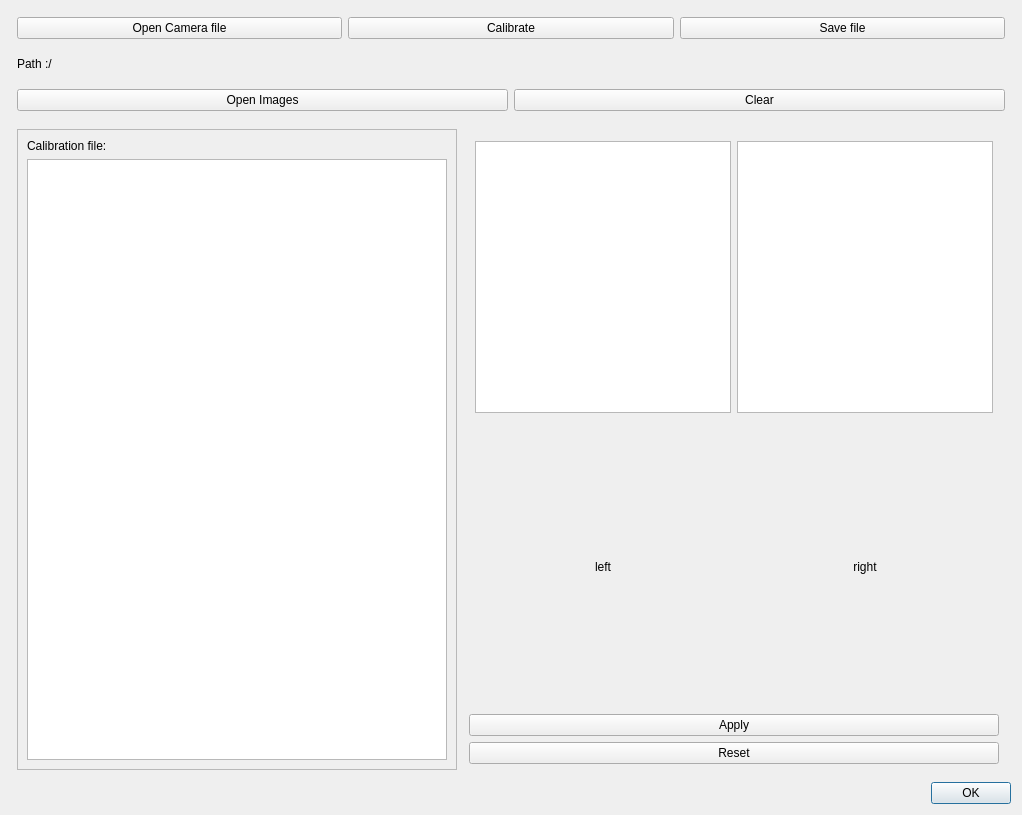
Before: the Qt Designer form windows/cameraparamdialog.ui in m21-cerutti/ProjetTech2019_Robot, drawn with Qt 5.
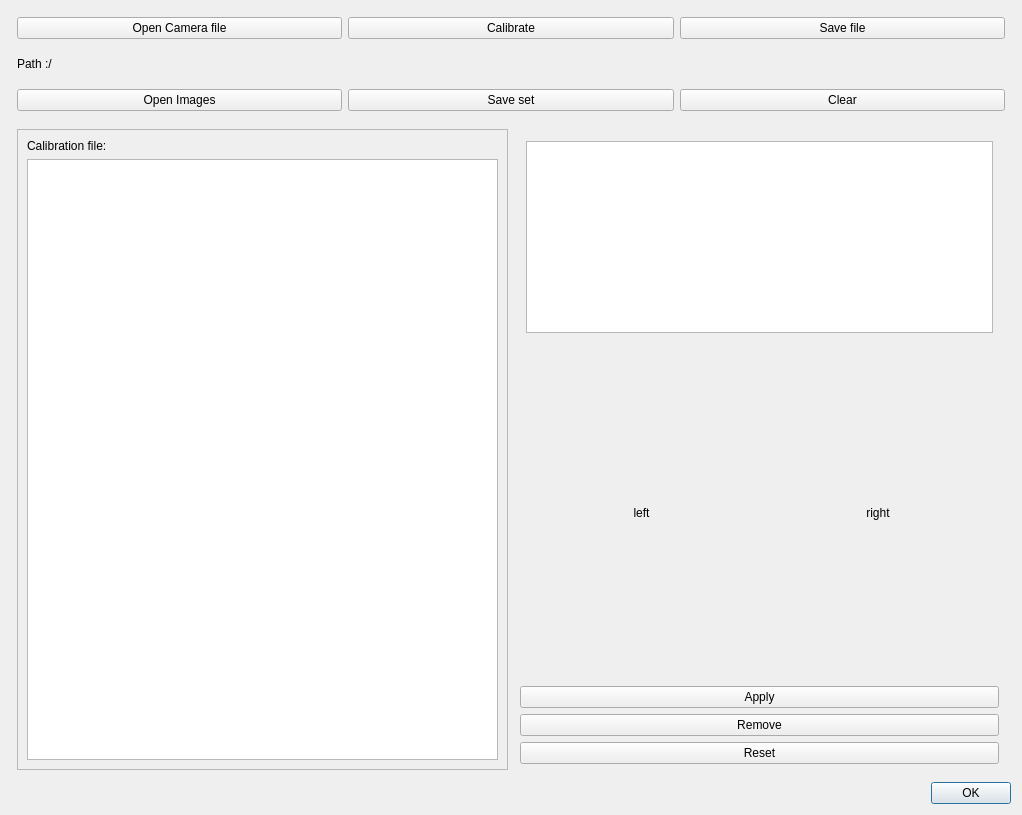
After: the same form once the commit is applied.

The edit to the form file:
```diff
--- a/windows/cameraparamdialog.ui
+++ b/windows/cameraparamdialog.ui
@@ -114,6 +114,13 @@
        </property>
       </widget>
      </item>
+     <item>
+      <widget class="QPushButton" name="btn_saveset">
+       <property name="text">
+        <string>Save set</string>
+       </property>
+      </widget>
+     </item>
      <item>
       <widget class="QPushButton" name="btn_clear">
        <property name="text">
@@ -153,7 +160,7 @@
          <rect>
           <x>0</x>
           <y>0</y>
-          <width>442</width>
+          <width>491</width>
           <height>619</height>
          </rect>
         </property>
@@ -223,9 +230,6 @@
            </property>
           </widget>
          </item>
-         <item>
-          <widget class="QListWidget" name="list_imgcalib_right"/>
-         </item>
         </layout>
        </item>
        <item>
@@ -283,6 +287,13 @@
          </property>
         </widget>
        </item>
+       <item>
+        <widget class="QPushButton" name="btn_remove">
+         <property name="text">
+          <string>Remove</string>
+         </property>
+        </widget>
+       </item>
        <item>
         <widget class="QPushButton" name="btn_reset">
          <property name="text">
```
Left out of the diff: 2 changed lines with no effect on the pictures.
